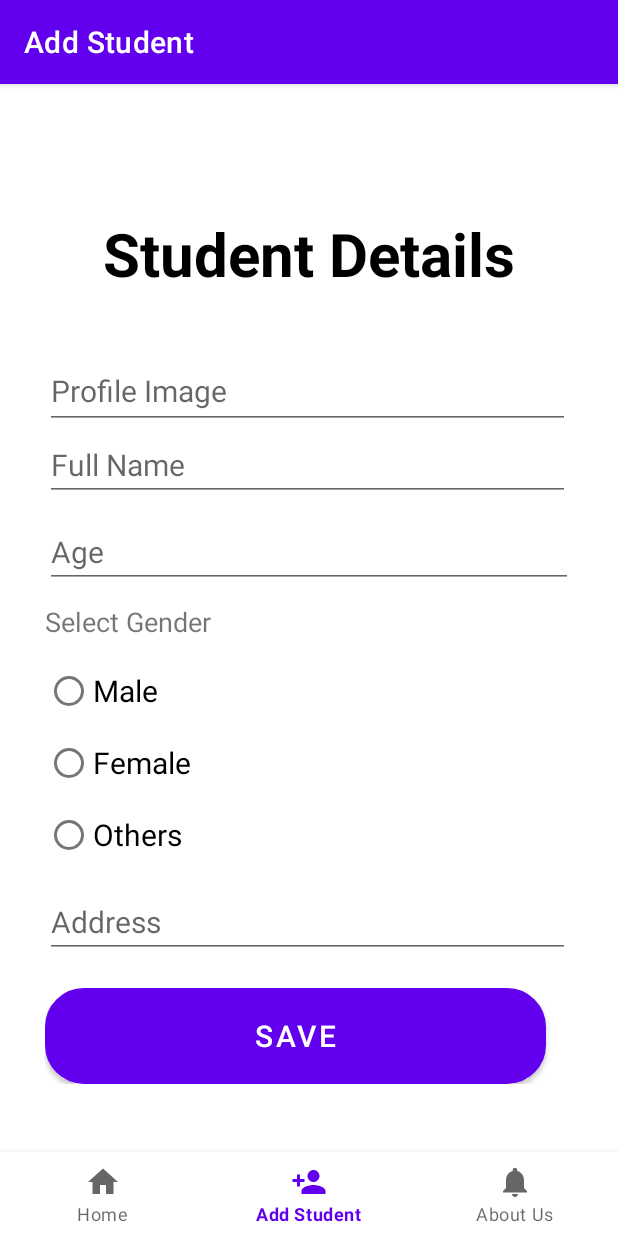
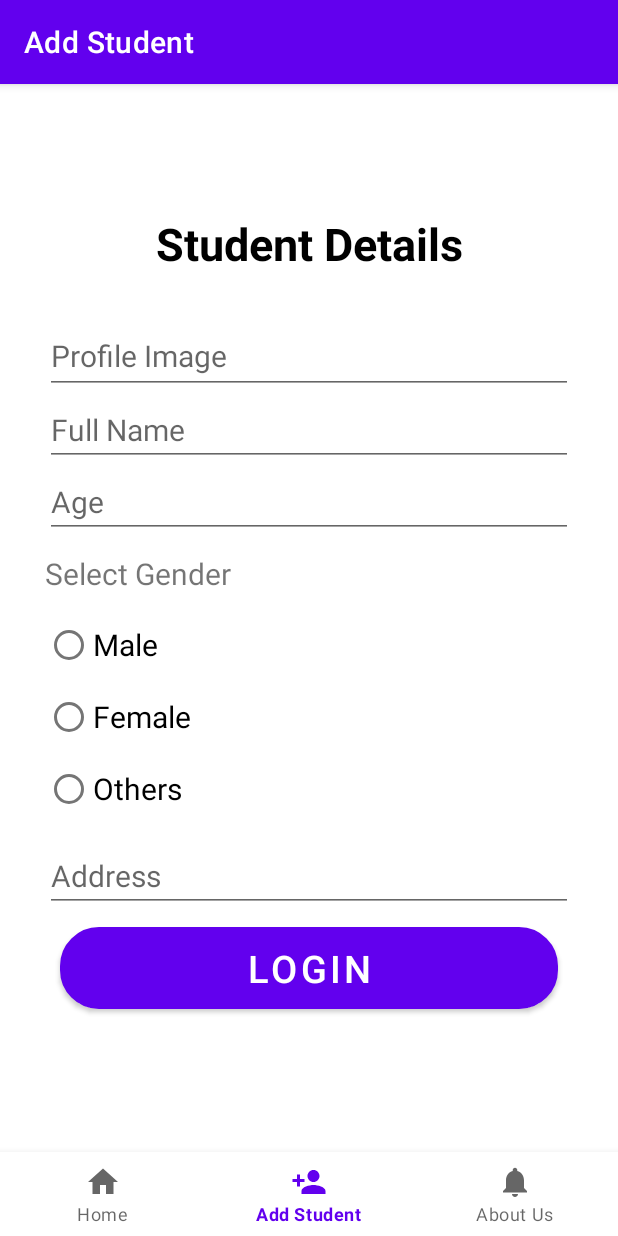
Before and after one commit to sariyanmagar/Week6Assignment1, an Android app: the AddStudentFragment screen opened through its navigation route, on a phone screen of 412 x 824 dp. Run offline under Robolectric (Android 15) with nearby library versions, the phone set to English and light mode, and no system bars; our stand-ins replace CircleImageView, navigation-ui; pictures from the network do not load; 2 statements that could not run were skipped.

```diff
--- a/app/src/main/res/layout/fragment_add_student.xml
+++ b/app/src/main/res/layout/fragment_add_student.xml
@@ -10,9 +10,9 @@
     <TextView
         android:layout_width="match_parent"
         android:layout_height="wrap_content"
-        android:textSize="40dp"
+        android:textSize="30dp"
         android:gravity="center"
-        android:textColor="#000000"
+        android:textColor="@color/black"
         android:textStyle="bold"
         android:text="Student Details" />
 
@@ -22,16 +22,15 @@
         android:id="@+id/scrollView">
 
         <LinearLayout
-            android:layout_width="fill_parent"
-            android:layout_height="fill_parent"
+            android:layout_width="match_parent"
+            android:layout_height="match_parent"
             android:orientation="vertical" >
 
             <EditText
                 android:id="@+id/etImage"
                 android:layout_width="wrap_content"
                 android:layout_height="50dp"
-                android:ems="15"
-                android:layout_marginTop="10dp"
+                android:ems="25"
                 android:hint="Profile Image"
                 android:textSize="20dp"/>
 
@@ -39,24 +38,23 @@
                 android:id="@+id/etFullName"
                 android:layout_width="wrap_content"
                 android:layout_height="wrap_content"
-                android:ems="15"
+                android:ems="25"
                 android:hint="Full Name"
                 android:textSize="20dp"/>
 
-
             <EditText
                 android:id="@+id/etAge"
-                android:layout_marginTop="10dp"
                 android:layout_width="match_parent"
                 android:layout_height="wrap_content"
                 android:hint="Age"
+                android:ems="25"
                 android:inputType="number"
                 android:textSize="20dp"/>
             <TextView
                 android:layout_marginTop="10dp"
                 android:layout_width="match_parent"
                 android:layout_height="wrap_content"
-                android:textSize="18dp"
+                android:textSize="20sp"
                 android:layout_marginBottom="10dp"
                 android:text="Select Gender"/>
 
@@ -91,18 +89,20 @@
                 android:layout_marginTop="10dp"
                 android:layout_width="wrap_content"
                 android:layout_height="wrap_content"
-                android:ems="15"
+                android:ems="25"
                 android:hint="Address"
                 android:textSize="20dp"/>
 
             <Button
-                android:id="@+id/btnSave"
-                android:layout_marginTop="20dp"
-                android:layout_width="334dp"
-                android:layout_height="64dp"
-                android:background="@drawable/roundedcorner"
-                android:textSize="20dp"
-                android:text="Save" />
+                android:id="@+id/btnLogin"
+                android:layout_width="match_parent"
+                android:layout_height="wrap_content"
+                android:text="Login"
+                android:textSize="25sp"
+                android:shadowColor="@android:color/transparent"
+                android:layout_margin="10dp"
+                android:background="@drawable/roundedcorner"/>
+
 
         </LinearLayout>
 
```
